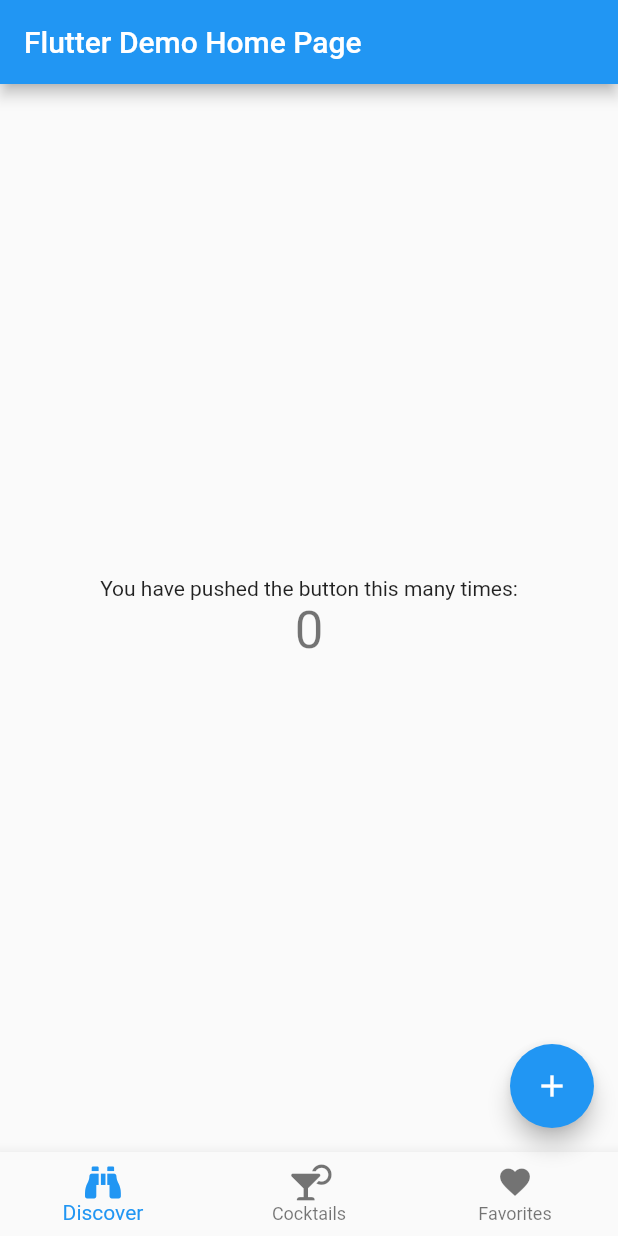
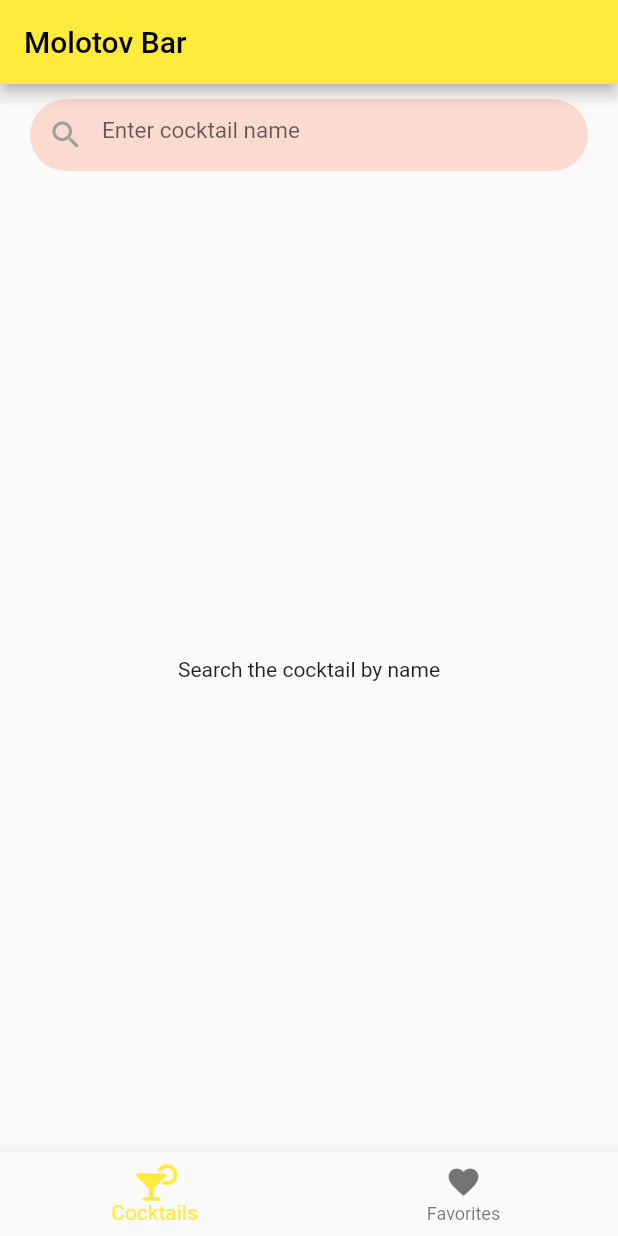
Before and after one commit to gaydamakha/molotov-bar-app, a Flutter app: the screen it shows after launch, on a phone screen of 412 x 824 dp. Run offline on Flutter 3.47's test engine with Material 2 defaults, Android fonts, the phone set to English and light mode, and no system bars; our stand-ins replace font_awesome_flutter.

Commit message:
:building_construction: make it more mvvm

```diff
--- /dev/null
+++ b/lib/core/model_data.dart
@@ -0,0 +1,20 @@
+class ModelData<T> {
+  Status status;
+  T? data;
+  String? message;
+
+  ModelData.initial(this.message) : status = Status.initial;
+
+  ModelData.loading(this.message) : status = Status.loading;
+
+  ModelData.completed(this.data) : status = Status.completed;
+
+  ModelData.error(this.message) : status = Status.error;
+
+  @override
+  String toString() {
+    return "Status : $status \n Message : $message \n Data : $data";
+  }
+}
+
+enum Status { initial, loading, completed, error }
--- a/lib/core/models/cocktail.dart
+++ b/lib/core/models/cocktail.dart
@@ -1,3 +1,8 @@
 class Cocktail {
+  Cocktail();
 
+  factory Cocktail.fromJson(Map<String, dynamic> json) {
+    //TODO
+    return Cocktail();
+  }
 }
--- /dev/null
+++ b/lib/core/repositories/cocktail_repository.dart
@@ -0,0 +1,5 @@
+import 'package:molotov_bar/core/models/cocktail.dart';
+
+abstract class CocktailRepository {
+  Future<List<Cocktail>> getAll();
+}
--- /dev/null
+++ b/lib/core/repositories/http/base_http_repository.dart
@@ -0,0 +1,7 @@
+import 'package:http/http.dart' as http;
+
+abstract class BaseHttpRepository {
+  final String baseUrl = "";
+
+  final client = http.Client();
+}
--- /dev/null
+++ b/lib/core/repositories/http/http_cocktail_repository.dart
@@ -0,0 +1,15 @@
+import 'package:molotov_bar/core/models/cocktail.dart';
+import 'package:molotov_bar/core/repositories/cocktail_repository.dart';
+import 'package:molotov_bar/core/repositories/http/base_http_repository.dart';
+
+class HttpCocktailRepository extends BaseHttpRepository
+    implements CocktailRepository {
+  @override
+  Future<List<Cocktail>> getAll() {
+    //TODO call http
+    List<Cocktail> cocktails = [Cocktail(), Cocktail()];
+    return Future<List<Cocktail>>(() {
+      return cocktails;
+    });
+  }
+}
--- a/lib/core/services/api.dart
+++ /dev/null
@@ -1,11 +0,0 @@
-import 'package:http/http.dart' as http;
-
-class Api {
-  static const endpoint = '';
-
-  final client = http.Client();
-
-  Future<List<Cocktail>> getCocktails() async {
-
-  }
-}
--- a/lib/main.dart
+++ b/lib/main.dart
@@ -1,131 +1,33 @@
 import 'package:flutter/material.dart';
-import 'package:font_awesome_flutter/font_awesome_flutter.dart';
+import 'package:molotov_bar/view/pages/cocktails_list_page.dart';
+import 'package:molotov_bar/view_models/cocktails_view_model.dart';
+import 'package:provider/provider.dart';
 
 void main() {
-  runApp(const MyApp());
+  runApp(const MolotovBarApp());
 }
 
-class MyApp extends StatelessWidget {
-  const MyApp({Key? key}) : super(key: key);
+class MolotovBarApp extends StatelessWidget {
+  const MolotovBarApp({Key? key}) : super(key: key);
 
-  // This widget is the root of your application.
   @override
   Widget build(BuildContext context) {
-    return MaterialApp(
-      title: 'Flutter Demo',
-      theme: ThemeData(
-        // This is the theme of your application.
-        //
-        // Try running your application with "flutter run". You'll see the
-        // application has a blue toolbar. Then, without quitting the app, try
-        // changing the primarySwatch below to Colors.green and then invoke
-        // "hot reload" (press "r" in the console where you ran "flutter run",
-        // or simply save your changes to "hot reload" in a Flutter IDE).
-        // Notice that the counter didn't reset back to zero; the application
-        // is not restarted.
-        primarySwatch: Colors.blue,
+    return MultiProvider(
+      providers: [
+        ChangeNotifierProvider.value(value: CocktailsViewModel()),
+      ],
+      child: MaterialApp(
+        title: 'Molotov.bar',
+        theme: ThemeData(
+          appBarTheme: const AppBarTheme(),
+          colorScheme: ColorScheme.fromSwatch(primarySwatch: Colors.yellow)
+              .copyWith(secondary: Colors.deepOrange),
+        ),
+        initialRoute: '/',
+        routes: {
+          '/': (context) => const CocktailsListPage(title: 'Molotov Bar'),
+        },
       ),
-      home: const MyHomePage(title: 'Flutter Demo Home Page'),
     );
   }
 }
-
-class MyHomePage extends StatefulWidget {
-  const MyHomePage({Key? key, required this.title}) : super(key: key);
-
-  // This widget is the home page of your application. It is stateful, meaning
-  // that it has a State object (defined below) that contains fields that affect
-  // how it looks.
-
-  // This class is the configuration for the state. It holds the values (in this
-  // case the title) provided by the parent (in this case the App widget) and
-  // used by the build method of the State. Fields in a Widget subclass are
-  // always marked "final".
-
-  final String title;
-
-  @override
-  State<MyHomePage> createState() => _MyHomePageState();
-}
-
-class _MyHomePageState extends State<MyHomePage> {
-  int _counter = 0;
-
-  void _incrementCounter() {
-    setState(() {
-      // This call to setState tells the Flutter framework that something has
-      // changed in this State, which causes it to rerun the build method below
-      // so that the display can reflect the updated values. If we changed
-      // _counter without calling setState(), then the build method would not be
-      // called again, and so nothing would appear to happen.
-      _counter++;
-    });
-  }
-
-  @override
-  Widget build(BuildContext context) {
-    // This method is rerun every time setState is called, for instance as done
-    // by the _incrementCounter method above.
-    //
-    // The Flutter framework has been optimized to make rerunning build methods
-    // fast, so that you can just rebuild anything that needs updating rather
-    // than having to individually change instances of widgets.
-    return Scaffold(
-      appBar: AppBar(
-        // Here we take the value from the MyHomePage object that was created by
-        // the App.build method, and use it to set our appbar title.
-        title: Text(widget.title),
-      ),
-      body: Center(
-        // Center is a layout widget. It takes a single child and positions it
-        // in the middle of the parent.
-        child: Column(
-          // Column is also a layout widget. It takes a list of children and
-          // arranges them vertically. By default, it sizes itself to fit its
-          // children horizontally, and tries to be as tall as its parent.
-          //
-          // Invoke "debug painting" (press "p" in the console, choose the
-          // "Toggle Debug Paint" action from the Flutter Inspector in Android
-          // Studio, or the "Toggle Debug Paint" command in Visual Studio Code)
-          // to see the wireframe for each widget.
-          //
-          // Column has various properties to control how it sizes itself and
-          // how it positions its children. Here we use mainAxisAlignment to
-          // center the children vertically; the main axis here is the vertical
-          // axis because Columns are vertical (the cross axis would be
-          // horizontal).
-          mainAxisAlignment: MainAxisAlignment.center,
-          children: <Widget>[
-            const Text(
-              'You have pushed the button this many times:',
-            ),
-            Text(
-              '$_counter',
-              style: Theme.of(context).textTheme.headline4,
-            ),
-          ],
-        ),
-      ),
-      bottomNavigationBar: BottomNavigationBar(
-        type: BottomNavigationBarType.fixed,
-        currentIndex: 0,
-        items: const [
-          BottomNavigationBarItem(icon: Icon(FontAwesomeIcons.binoculars),
-            label: "Discover",
-          ),
-          BottomNavigationBarItem(icon: Icon(FontAwesomeIcons.cocktail),
-            label: "Cocktails",
-          ),
-          BottomNavigationBarItem(icon: Icon(Icons.favorite),
-            label: "Favorites",
-          ),
-        ],
-      ),
-      floatingActionButton: FloatingActionButton(
-        onPressed: _incrementCounter,
-        tooltip: 'Increment',
-        child: const Icon(Icons.add),
-      ), // This trailing comma makes auto-formatting nicer for build methods.
-    );
-  }
-}
--- /dev/null
+++ b/lib/view/pages/cocktails_list_page.dart
@@ -0,0 +1,134 @@
+import 'package:flutter/material.dart';
+import 'package:font_awesome_flutter/font_awesome_flutter.dart';
+import 'package:molotov_bar/core/model_data.dart';
+import 'package:molotov_bar/core/models/cocktail.dart';
+import 'package:molotov_bar/view_models/cocktails_view_model.dart';
+import 'package:provider/provider.dart';
+
+class CocktailsListPage extends StatefulWidget {
+  const CocktailsListPage({Key? key, required this.title}) : super(key: key);
+
+  final String title;
+
+  @override
+  State<CocktailsListPage> createState() => _CocktailsListPageState();
+}
+
+class _CocktailsListPageState extends State<CocktailsListPage> {
+
+  Widget getCocktailsWidget(BuildContext context, ModelData modelData) {
+    List<Cocktail>? cocktailsList = modelData.data as List<Cocktail>?;
+    switch (modelData.status) {
+      case Status.loading:
+        return const Center(child: CircularProgressIndicator());
+      case Status.completed:
+        return Column(
+          mainAxisSize: MainAxisSize.min,
+          children: [
+            //TODO cocktail preview widget
+            Text(cocktailsList!.length.toString()),
+          ],
+          // children: [
+          //   Expanded(
+          //     // flex: 8,
+          //     // child: PlayerListWidget(cocktailsList!, (Media media) {
+          //     //   Provider.of<MediaViewModel>(context, listen: false)
+          //     //       .setSelectedMedia(media);
+          //     // }),
+          //   ),
+          //   Expanded(
+          //     flex: 2,
+          //     child: Align(
+          //       alignment: Alignment.bottomCenter,
+          //       child: PlayerWidget(
+          //         function: () {
+          //           setState(() {});
+          //         },
+          //       ),
+          //     ),
+          //   ),
+          // ],
+        );
+      case Status.error:
+        return const Center(
+          child: Text('Please try again latter!!!'),
+        );
+      case Status.initial:
+      default:
+        return const Center(
+          child: Text('Search the cocktail by name'),
+        );
+    }
+  }
+
+  @override
+  Widget build(BuildContext context) {
+    final _inputController = TextEditingController();
+    ModelData modelData = Provider.of<CocktailsViewModel>(context).modelData;
+    return Scaffold(
+      appBar: AppBar(
+        title: Text(widget.title),
+      ),
+      body: Column(
+        children: <Widget>[
+          Padding(
+            padding: const EdgeInsets.symmetric(vertical: 10.0),
+            child: Row(
+              children: <Widget>[
+                Expanded(
+                  child: Container(
+                    margin: const EdgeInsets.symmetric(horizontal: 20.0),
+                    decoration: BoxDecoration(
+                      color: Theme.of(context).colorScheme.secondary.withAlpha(50),
+                      borderRadius: BorderRadius.circular(30.0),
+                    ),
+                    child: TextField( //TODO: make it more sexy
+                        style: const TextStyle(
+                          fontSize: 15.0,
+                          color: Colors.grey,
+                        ),
+                        controller: _inputController,
+                        onChanged: (value) {},
+                        onSubmitted: (value) {
+                          if (value.isNotEmpty) {
+                            Provider.of<CocktailsViewModel>(context, listen: false)
+                                .setSelectedCocktail(null);
+                            Provider.of<CocktailsViewModel>(context, listen: false)
+                                .fetchCocktailsData(value);
+                          }
+                        },
+                        decoration: const InputDecoration(
+                          border: InputBorder.none,
+                          enabledBorder: InputBorder.none,
+                          focusedBorder: InputBorder.none,
+                          prefixIcon: Icon(
+                            Icons.search,
+                            color: Colors.grey,
+                          ),
+                          hintText: 'Enter cocktail name',
+                        )),
+                  ),
+                ),
+              ],
+            ),
+          ),
+          Expanded(child: getCocktailsWidget(context, modelData)),
+        ],
+      ),
+      bottomNavigationBar: BottomNavigationBar(
+        type: BottomNavigationBarType.fixed,
+        currentIndex: 0,
+        items: const [
+          BottomNavigationBarItem(
+            icon: Icon(FontAwesomeIcons.cocktail),
+            label: "Cocktails",
+          ),
+          BottomNavigationBarItem(
+            icon: Icon(Icons.favorite),
+            label: "Favorites",
+          ),
+        ],
+      ),
+    );
+  }
+}
--- /dev/null
+++ b/lib/view_models/cocktails_view_model.dart
@@ -0,0 +1,40 @@
+import 'package:flutter/foundation.dart';
+import 'package:molotov_bar/core/model_data.dart';
+import 'package:molotov_bar/core/models/cocktail.dart';
+import 'package:molotov_bar/core/repositories/cocktail_repository.dart';
+import 'package:molotov_bar/core/repositories/http/http_cocktail_repository.dart';
+
+class CocktailsViewModel with ChangeNotifier {
+  ModelData _modelData = ModelData.initial('Empty data');
+
+  CocktailRepository cocktailRepository = HttpCocktailRepository(); //todo put somewhere in DI
+
+  Cocktail? _cocktail;
+
+  ModelData get modelData {
+    return _modelData;
+  }
+
+  Cocktail? get cocktail {
+    return _cocktail;
+  }
+
+  /// Call the cocktail repository and gets the data of requested cocktails f
+  /// an artist.
+  Future<void> fetchCocktailsData(String value) async {
+    _modelData = ModelData.loading('Fetching artist data');
+    notifyListeners();
+    try {
+      List<Cocktail> cocktails = await cocktailRepository.getAll();
+      _modelData = ModelData.completed(cocktails);
+    } catch (e) {
+      _modelData = ModelData.error(e.toString());
+    }
+    notifyListeners();
+  }
+
+  void setSelectedCocktail(Cocktail? cocktail) {
+    _cocktail = cocktail;
+    notifyListeners();
+  }
+}
--- a/pubspec.yaml
+++ b/pubspec.yaml
@@ -35,6 +35,7 @@ dependencies:
   cupertino_icons: ^1.0.2
   font_awesome_flutter: ^9.2.0
   http: ^0.13.4
+  provider: ^5.0.0
 
 dev_dependencies:
   flutter_test:
```
Also changed, not shown: pubspec.lock, 2 other files.
